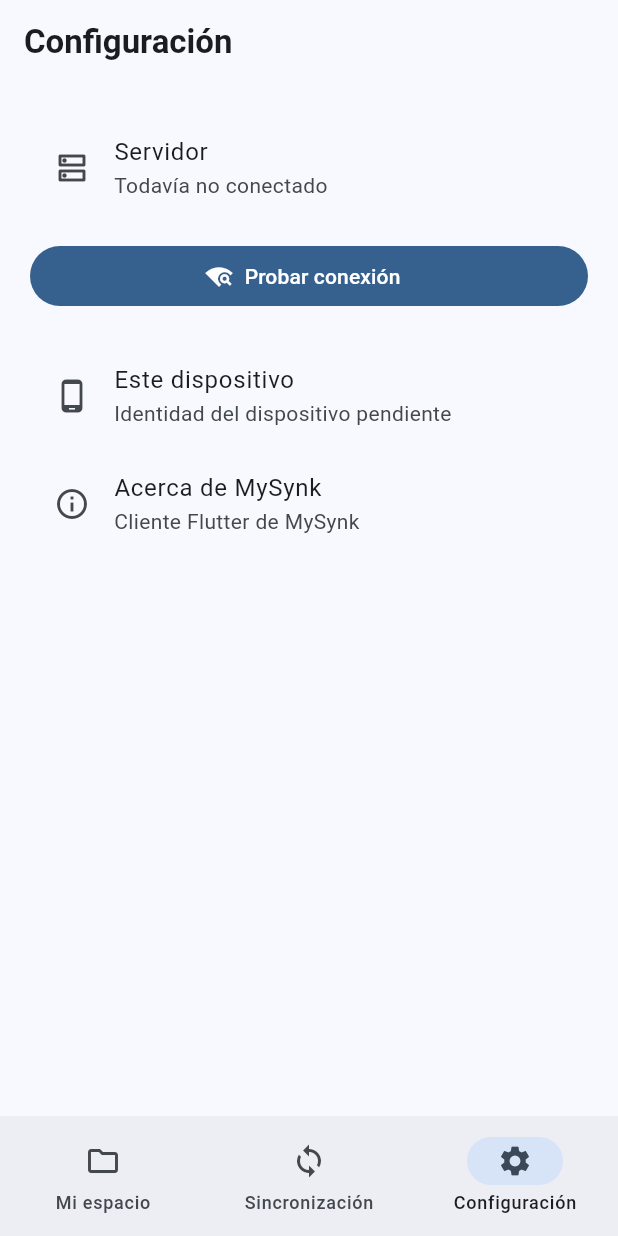
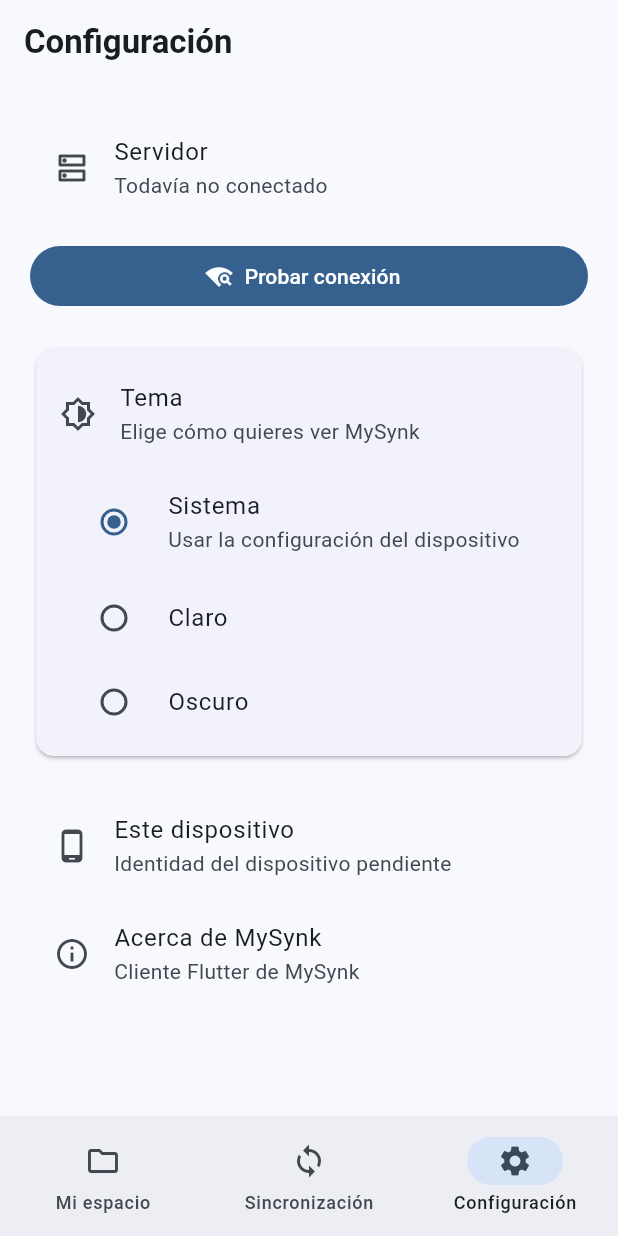
Before and after one commit to Agentet-15/mysynk_client, a Flutter app: the screen it shows after launch, item 3 of the bottom bar chosen, on a phone screen of 412 x 824 dp. Run offline on Flutter 3.47's test engine with Material 3 defaults, Android fonts, the phone set to English and light mode, and no system bars; our stand-ins replace shared_preferences, video_player.

Commit message:
feat: add persistent theme settings

```diff
--- a/lib/main.dart
+++ b/lib/main.dart
@@ -1,4 +1,5 @@
 import 'package:flutter/material.dart';
+import 'package:shared_preferences/shared_preferences.dart';
 import 'mysynk_api.dart';
 import 'server_config.dart';
 import 'files_page.dart';
@@ -7,14 +8,68 @@ void main() {
   runApp(const MySynkApp());
 }
 
-class MySynkApp extends StatelessWidget {
+class MySynkApp extends StatefulWidget {
   const MySynkApp({super.key});
+
+  @override
+  State<MySynkApp> createState() => _MySynkAppState();
+}
+
+class _MySynkAppState extends State<MySynkApp> {
+  static const _themePreferenceKey = 'theme_mode';
+
+  ThemeMode _themeMode = ThemeMode.system;
+
+  @override
+  void initState() {
+    super.initState();
+    _loadThemeMode();
+  }
+
+  Future<void> _loadThemeMode() async {
+    final preferences = await SharedPreferences.getInstance();
+    final value = preferences.getString(_themePreferenceKey);
+
+    if (!mounted) {
+      return;
+    }
+
+    setState(() {
+      _themeMode = switch (value) {
+        'light' => ThemeMode.light,
+        'dark' => ThemeMode.dark,
+        _ => ThemeMode.system,
+      };
+    });
+  }
+
+  Future<void> _setThemeMode(ThemeMode mode) async {
+    final preferences = await SharedPreferences.getInstance();
+
+    await preferences.setString(
+      _themePreferenceKey,
+      switch (mode) {
+        ThemeMode.light => 'light',
+        ThemeMode.dark => 'dark',
+        ThemeMode.system => 'system',
+      },
+    );
+
+    if (!mounted) {
+      return;
+    }
+
+    setState(() {
+      _themeMode = mode;
+    });
+  }
 
   @override
   Widget build(BuildContext context) {
     return MaterialApp(
       title: 'MySynk',
       debugShowCheckedModeBanner: false,
+      themeMode: _themeMode,
       theme: ThemeData(
         useMaterial3: true,
         colorScheme: ColorScheme.fromSeed(
@@ -22,13 +77,30 @@ class MySynkApp extends StatelessWidget {
           brightness: Brightness.light,
         ),
       ),
-      home: const MySynkHomePage(),
+      darkTheme: ThemeData(
+        useMaterial3: true,
+        colorScheme: ColorScheme.fromSeed(
+          seedColor: Colors.blue,
+          brightness: Brightness.dark,
+        ),
+      ),
+      home: MySynkHomePage(
+        themeMode: _themeMode,
+        onThemeChanged: _setThemeMode,
+      ),
     );
   }
 }
 
 class MySynkHomePage extends StatefulWidget {
-  const MySynkHomePage({super.key});
+  const MySynkHomePage({
+    super.key,
+    required this.themeMode,
+    required this.onThemeChanged,
+  });
+
+  final ThemeMode themeMode;
+  final ValueChanged<ThemeMode> onThemeChanged;
 
   @override
   State<MySynkHomePage> createState() => _MySynkHomePageState();
@@ -90,7 +162,10 @@ class _MySynkHomePageState extends State<MySynkHomePage> {
       case 1:
         return const _SyncPage();
       case 2:
-        return const _SettingsPage();
+        return _SettingsPage(
+          themeMode: widget.themeMode,
+          onThemeChanged: widget.onThemeChanged,
+        );
       default:
         return const _SpacePage();
     }
@@ -187,7 +262,13 @@ class _SyncPage extends StatelessWidget {
 }
 
 class _SettingsPage extends StatefulWidget {
-  const _SettingsPage();
+  const _SettingsPage({
+    required this.themeMode,
+    required this.onThemeChanged,
+  });
+
+  final ThemeMode themeMode;
+  final ValueChanged<ThemeMode> onThemeChanged;
 
   @override
   State<_SettingsPage> createState() => _SettingsPageState();
@@ -263,6 +344,53 @@ class _SettingsPageState extends State<_SettingsPage> {
           ),
         ),
         const SizedBox(height: 20),
+        Card(
+          child: Padding(
+            padding: const EdgeInsets.symmetric(
+              horizontal: 16,
+              vertical: 8,
+            ),
+            child: Column(
+              crossAxisAlignment: CrossAxisAlignment.start,
+              children: [
+                const ListTile(
+                  contentPadding: EdgeInsets.zero,
+                  leading: Icon(Icons.brightness_6_outlined),
+                  title: Text('Tema'),
+                  subtitle: Text('Elige cómo quieres ver MySynk'),
+                ),
+                RadioGroup<ThemeMode>(
+                  groupValue: widget.themeMode,
+                  onChanged: (value) {
+                    if (value != null) {
+                      widget.onThemeChanged(value);
+                    }
+                  },
+                  child: Column(
+                    children: [
+                      RadioListTile<ThemeMode>(
+                        value: ThemeMode.system,
+                        title: const Text('Sistema'),
+                        subtitle: const Text(
+                          'Usar la configuración del dispositivo',
+                        ),
+                      ),
+                      RadioListTile<ThemeMode>(
+                        value: ThemeMode.light,
+                        title: const Text('Claro'),
+                      ),
+                      RadioListTile<ThemeMode>(
+                        value: ThemeMode.dark,
+                        title: const Text('Oscuro'),
+                      ),
+                    ],
+                  ),
+                ),
+              ],
+            ),
+          ),
+        ),
+        const SizedBox(height: 20),
         const ListTile(
           leading: Icon(Icons.phone_android_outlined),
           title: Text('Este dispositivo'),
```
